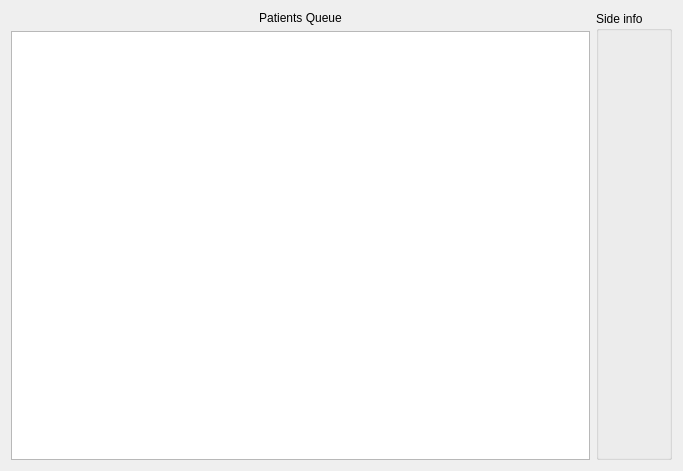
First picture: the form in U70RoomWorklist/Resources/UI/qSlicerPatientsQueueWidget.ui, repository MichaelColonel/SlicerRT, before the edit.
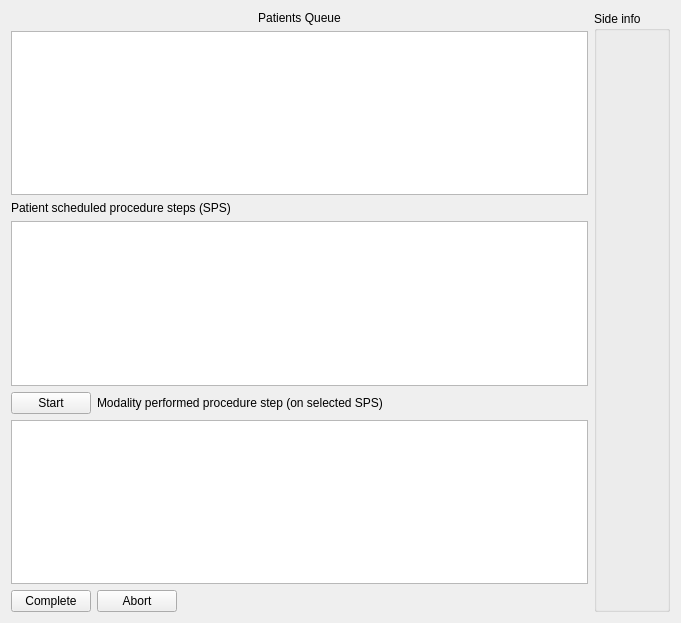
Second picture: the form after the edit. Custom widgets are drawn as their Qt base class.

Commit message: ENH: U70 treatment room worklist and patients queue (cont.)

Patch:
```diff
--- a/U70RoomWorklist/Resources/UI/qSlicerPatientsQueueWidget.ui
+++ b/U70RoomWorklist/Resources/UI/qSlicerPatientsQueueWidget.ui
@@ -6,8 +6,8 @@
    <rect>
     <x>0</x>
     <y>0</y>
-    <width>683</width>
-    <height>471</height>
+    <width>681</width>
+    <height>623</height>
    </rect>
   </property>
   <property name="windowTitle">
@@ -17,7 +17,41 @@
    <item row="0" column="0">
     <layout class="QGridLayout" name="gridLayout">
      <item row="1" column="0">
-      <widget class="QTableView" name="TableView_PatientQueue"/>
+      <widget class="QTableView" name="TableView_PatientsQueue"/>
+     </item>
+     <item row="4" column="0">
+      <layout class="QHBoxLayout" name="horizontalLayout">
+       <item>
+        <widget class="QPushButton" name="PushButton_StartPatientSPS">
+         <property name="sizePolicy">
+          <sizepolicy hsizetype="Fixed" vsizetype="Fixed">
+           <horstretch>0</horstretch>
+           <verstretch>0</verstretch>
+          </sizepolicy>
+         </property>
+         <property name="text">
+          <string>Start</string>
+         </property>
+        </widget>
+       </item>
+       <item>
+        <widget class="QLabel" name="label_3">
+         <property name="text">
+          <string>Modality performed procedure step (on selected SPS)</string>
+         </property>
+        </widget>
+       </item>
+      </layout>
+     </item>
+     <item row="5" column="0">
+      <widget class="QTableView" name="TableView_PatientSelectedSPS"/>
+     </item>
+     <item row="2" column="0">
+      <widget class="QLabel" name="label_2">
+       <property name="text">
+        <string>Patient scheduled procedure steps (SPS)</string>
+       </property>
+      </widget>
      </item>
      <item row="0" column="0">
       <widget class="QLabel" name="label">
@@ -29,6 +63,40 @@
        </property>
       </widget>
      </item>
+     <item row="3" column="0">
+      <widget class="QTableView" name="TableView_PatientSPS"/>
+     </item>
+     <item row="6" column="0">
+      <layout class="QHBoxLayout" name="horizontalLayout_2">
+       <item>
+        <widget class="QPushButton" name="PushButton_CompletePatientSPS">
+         <property name="text">
+          <string>Complete</string>
+         </property>
+        </widget>
+       </item>
+       <item>
+        <widget class="QPushButton" name="PushButton_AbortPatientSPS">
+         <property name="text">
+          <string>Abort</string>
+         </property>
+        </widget>
+       </item>
+       <item>
+        <spacer name="horizontalSpacer">
+         <property name="orientation">
+          <enum>Qt::Horizontal</enum>
+         </property>
+         <property name="sizeHint" stdset="0">
+          <size>
+           <width>40</width>
+           <height>20</height>
+          </size>
+         </property>
+        </spacer>
+       </item>
+      </layout>
+     </item>
     </layout>
    </item>
    <item row="0" column="1">
```
Left out of the diff: 4 changed lines with no effect on the pictures. The commit also changes 13 other files.
